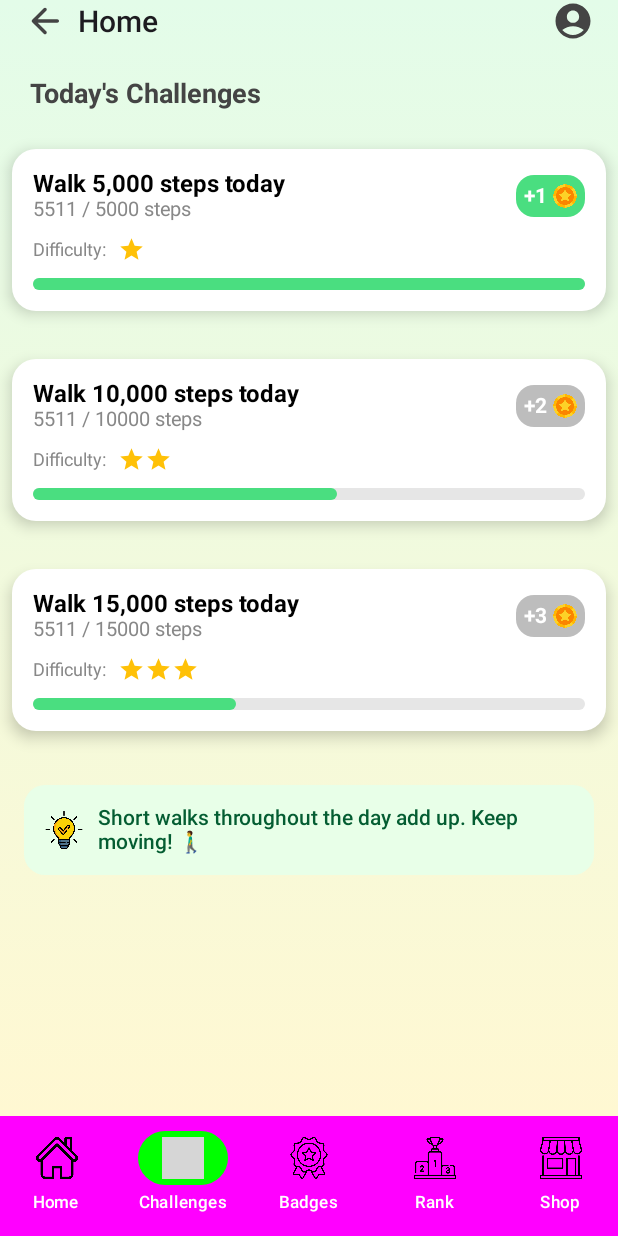
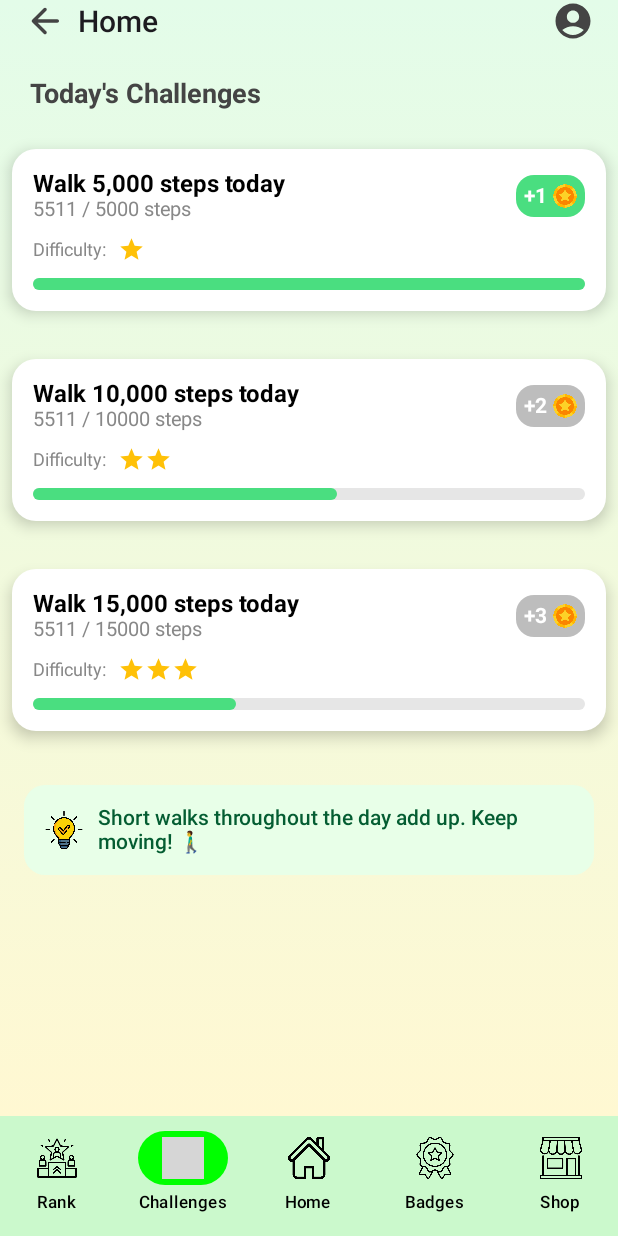
Before and after one commit to SoufianeElMameri/Android-Project-3096602, an Android app built with Jetpack Compose: the screen it shows after launch (MainActivity), item 2 of the bottom bar chosen, on a phone screen of 412 x 824 dp. Run offline under Robolectric (Android 15) with nearby library versions, the phone set to English and light mode, and no system bars; grey boxes are pictures that could not be loaded.

Commit message:
re arrange the navigation and create new screen badges

```diff
--- a/app/src/main/java/com/griffith/stepquest/ui/components/BottomNavBar.kt
+++ b/app/src/main/java/com/griffith/stepquest/ui/components/BottomNavBar.kt
@@ -18,7 +18,68 @@ fun BottomNavBar(navController: NavController) {
     val navBackStackEntry = navController.currentBackStackEntryAsState().value
     val currentRoute = navBackStackEntry?.destination?.route
 
-    NavigationBar(containerColor = Color.Magenta) {
+    NavigationBar(
+        containerColor = Color.Green.copy(alpha = 0.2f), // semi-transparent black
+        tonalElevation = 8.dp                             // gives slight shadow feel
+    ){
+        // RANKS
+        NavigationBarItem(
+            selected = currentRoute == "rank",
+            onClick = {
+                if (currentRoute != "rank") {
+                    navController.navigate("rank") {
+                        popUpTo("home") { inclusive = false }
+                        launchSingleTop = true
+                    }
+                }
+            },
+            icon = {
+                Image(
+                    painter = painterResource(id = R.drawable.leader),
+                    contentDescription = "rank",
+                    modifier = Modifier.size(28.dp)
+                )
+            },
+            label = {
+                Text(
+                    text = "Rank",
+                    color = Color.Black,
+                    fontSize = MaterialTheme.typography.labelSmall.fontSize
+                )
+            },
+            colors = NavigationBarItemDefaults.colors(
+                indicatorColor = Color(0xFF00FF00)
+            )
+        )
+        // CHALLENGES
+        NavigationBarItem(
+            selected = currentRoute == "challenges",
+            onClick = {
+                if (currentRoute != "challenges") {
+                    navController.navigate("challenges") {
+                        popUpTo("home") { inclusive = false }
+                        launchSingleTop = true
+                    }
+                }
+            },
+            icon = {
+                Image(
+                    painter = painterResource(id = R.drawable.target),
+                    contentDescription = "Challenges",
+                    modifier = Modifier.size(28.dp)
+                )
+            },
+            label = {
+                Text(
+                    text = "Challenges",
+                    color = Color.Black,
+                    fontSize = MaterialTheme.typography.labelSmall.fontSize
+                )
+            },
+            colors = NavigationBarItemDefaults.colors(
+                indicatorColor = Color(0xFF00FF00)
+            )
+        )
 
         // HOME
         NavigationBarItem(
@@ -41,7 +102,7 @@ fun BottomNavBar(navController: NavController) {
             label = {
                 Text(
                     text = "Home",
-                    color = Color.White,
+                    color = Color.Black,
                     fontSize = MaterialTheme.typography.labelSmall.fontSize
                 )
             },
@@ -49,37 +110,6 @@ fun BottomNavBar(navController: NavController) {
                 indicatorColor = Color(0xFF00FF00)
             )
         )
-
-        // CHALLENGES
-        NavigationBarItem(
-            selected = currentRoute == "challenges",
-            onClick = {
-                if (currentRoute != "challenges") {
-                    navController.navigate("challenges") {
-                        popUpTo("home") { inclusive = false }
-                        launchSingleTop = true
-                    }
-                }
-            },
-            icon = {
-                Image(
-                    painter = painterResource(id = R.drawable.target),
-                    contentDescription = "Challenges",
-                    modifier = Modifier.size(28.dp)
-                )
-            },
-            label = {
-                Text(
-                    text = "Challenges",
-                    color = Color.White,
-                    fontSize = MaterialTheme.typography.labelSmall.fontSize
-                )
-            },
-            colors = NavigationBarItemDefaults.colors(
-                indicatorColor = Color(0xFF00FF00)
-            )
-        )
-
         // BADGES
         NavigationBarItem(
             selected = currentRoute == "badges",
@@ -101,37 +131,7 @@ fun BottomNavBar(navController: NavController) {
             label = {
                 Text(
                     text = "Badges",
-                    color = Color.White,
-                    fontSize = MaterialTheme.typography.labelSmall.fontSize
-                )
-            },
-            colors = NavigationBarItemDefaults.colors(
-                indicatorColor = Color(0xFF00FF00)
-            )
-        )
-
-        // RANKS
-        NavigationBarItem(
-            selected = currentRoute == "rank",
-            onClick = {
-                if (currentRoute != "rank") {
-                    navController.navigate("rank") {
-                        popUpTo("home") { inclusive = false }
-                        launchSingleTop = true
-                    }
-                }
-            },
-            icon = {
-                Image(
-                    painter = painterResource(id = R.drawable.leader),
-                    contentDescription = "rank",
-                    modifier = Modifier.size(28.dp)
-                )
-            },
-            label = {
-                Text(
-                    text = "Rank",
-                    color = Color.White,
+                    color = Color.Black,
                     fontSize = MaterialTheme.typography.labelSmall.fontSize
                 )
             },
@@ -161,7 +161,7 @@ fun BottomNavBar(navController: NavController) {
             label = {
                 Text(
                     text = "Shop",
-                    color = Color.White,
+                    color = Color.Black,
                     fontSize = MaterialTheme.typography.labelSmall.fontSize
                 )
             },
--- /dev/null
+++ b/app/src/main/java/com/griffith/stepquest/ui/screens/BadgesScreen.kt
@@ -0,0 +1,4 @@
+package com.griffith.stepquest.ui.screens
+
+class BadgesScreen {
+}
```
Also changed, not shown: app/src/main/java/com/griffith/stepquest/MainActivity.kt (line endings or trailing spaces), app/src/main/res/drawable/leader.png.
